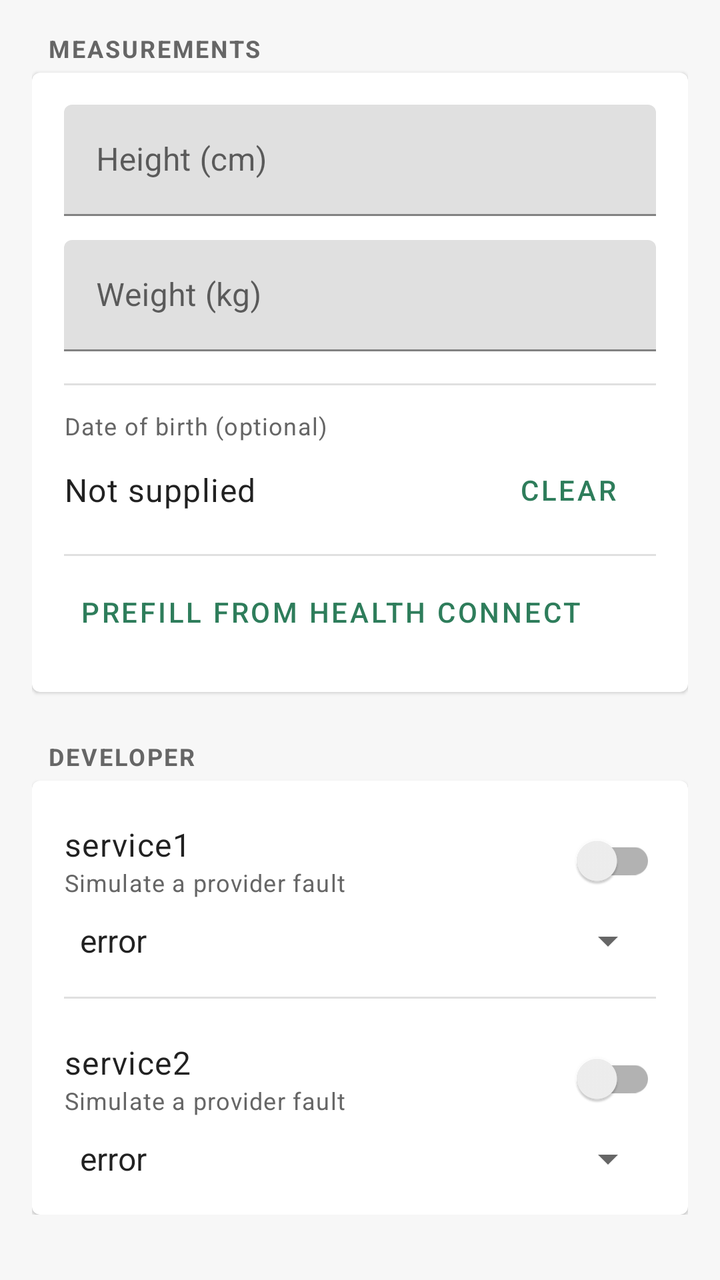
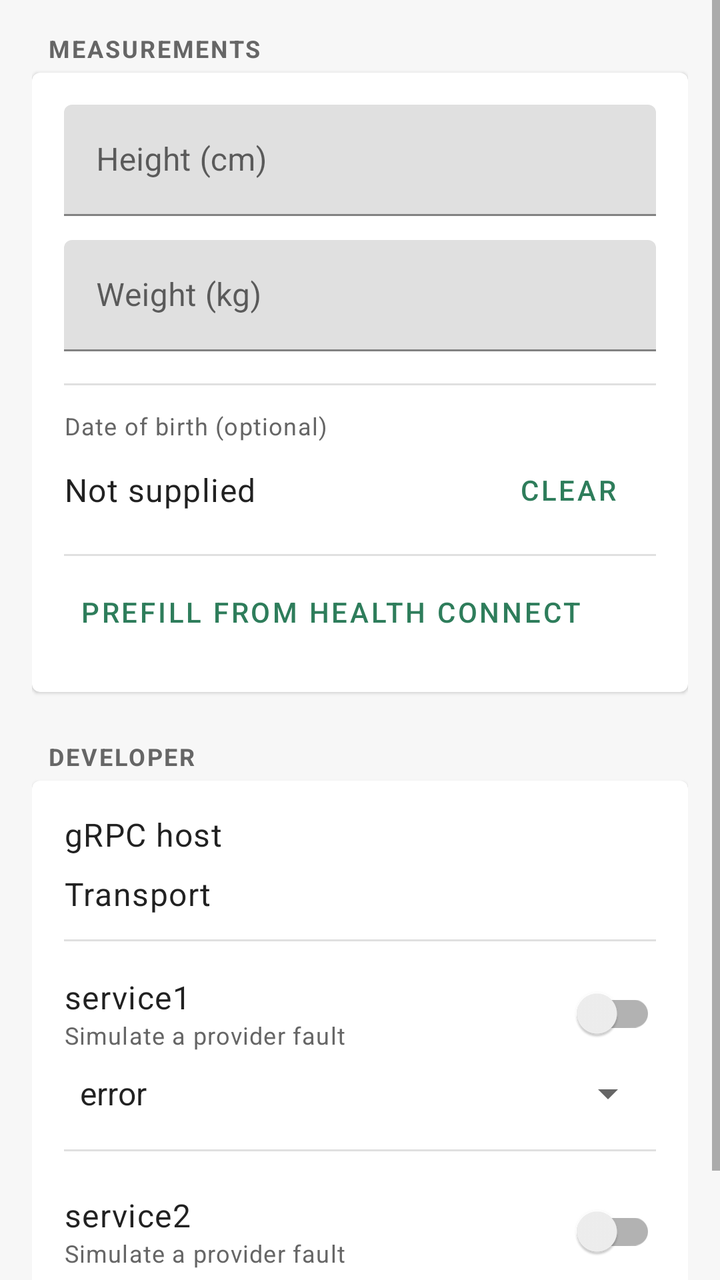

Two renders of the same Android screen: before a commit and after it. Below are the layout's source before the change and the commit's diff.
<!-- AndroidManifest.xml: application theme Theme.FunWithActivity -->
<!-- res/layout/fragment_profile.xml -->
<?xml version="1.0" encoding="utf-8"?>
<ScrollView xmlns:android="http://schemas.android.com/apk/res/android"
    xmlns:app="http://schemas.android.com/apk/res-auto"
    android:layout_width="match_parent"
    android:layout_height="match_parent">

    <LinearLayout
        android:layout_width="match_parent"
        android:layout_height="wrap_content"
        android:orientation="vertical"
        android:padding="16dp">

        
        <TextView
            android:layout_width="wrap_content"
            android:layout_height="wrap_content"
            android:layout_marginStart="8dp"
            android:layout_marginBottom="4dp"
            android:text="@string/profile_section_measurements"
            android:textColor="@color/colorTextMuted"
            android:textStyle="bold"
            android:textAppearance="?attr/textAppearanceCaption"
            android:letterSpacing="0.08" />

        <com.google.android.material.card.MaterialCardView
            android:layout_width="match_parent"
            android:layout_height="wrap_content"
            app:cardElevation="1dp">

            <LinearLayout
                android:layout_width="match_parent"
                android:layout_height="wrap_content"
                android:orientation="vertical"
                android:padding="16dp">

                <com.google.android.material.textfield.TextInputLayout
                    android:layout_width="match_parent"
                    android:layout_height="wrap_content"
                    android:hint="@string/label_height_cm">

                    <com.google.android.material.textfield.TextInputEditText
                        android:id="@+id/profile_height"
                        android:layout_width="match_parent"
                        android:layout_height="wrap_content"
                        android:inputType="numberDecimal" />
                </com.google.android.material.textfield.TextInputLayout>

                <com.google.android.material.textfield.TextInputLayout
                    android:layout_width="match_parent"
                    android:layout_height="wrap_content"
                    android:layout_marginTop="12dp"
                    android:hint="@string/label_weight_kg">

                    <com.google.android.material.textfield.TextInputEditText
                        android:id="@+id/profile_weight"
                        android:layout_width="match_parent"
                        android:layout_height="wrap_content"
                        android:inputType="numberDecimal" />
                </com.google.android.material.textfield.TextInputLayout>

                <com.google.android.material.divider.MaterialDivider
                    android:layout_width="match_parent"
                    android:layout_height="wrap_content"
                    android:layout_marginTop="16dp"
                    app:dividerColor="@color/colorDivider" />

                <TextView
                    android:layout_width="wrap_content"
                    android:layout_height="wrap_content"
                    android:layout_marginTop="12dp"
                    android:text="@string/label_birth_date"
                    android:textColor="@color/colorTextMuted"
                    android:textAppearance="?attr/textAppearanceCaption" />

                <LinearLayout
                    android:layout_width="match_parent"
                    android:layout_height="wrap_content"
                    android:orientation="horizontal"
                    android:gravity="center_vertical">

                    <TextView
                        android:id="@+id/profile_birth_date"
                        android:layout_width="0dp"
                        android:layout_height="wrap_content"
                        android:layout_weight="1"
                        android:paddingVertical="12dp"
                        android:text="@string/birth_date_hint"
                        android:textAppearance="?attr/textAppearanceBody1"
                        android:background="?android:attr/selectableItemBackground"
                        android:clickable="true"
                        android:focusable="true" />

                    <com.google.android.material.button.MaterialButton
                        android:id="@+id/profile_clear_birth_date"
                        style="@style/Widget.MaterialComponents.Button.TextButton"
                        android:layout_width="wrap_content"
                        android:layout_height="wrap_content"
                        android:text="@string/clear_birth_date" />
                </LinearLayout>

                <com.google.android.material.divider.MaterialDivider
                    android:layout_width="match_parent"
                    android:layout_height="wrap_content"
                    android:layout_marginTop="8dp"
                    app:dividerColor="@color/colorDivider" />

                <TextView
                    android:id="@+id/profile_health_connect_status"
                    android:layout_width="match_parent"
                    android:layout_height="wrap_content"
                    android:layout_marginTop="8dp"
                    android:textColor="@color/colorTextMuted"
                    android:visibility="gone" />

                <com.google.android.material.button.MaterialButton
                    android:id="@+id/profile_health_connect_button"
                    style="@style/Widget.MaterialComponents.Button.TextButton"
                    android:layout_width="wrap_content"
                    android:layout_height="wrap_content"
                    android:layout_marginTop="4dp"
                    android:text="@string/health_connect_prefill" />

            </LinearLayout>
        </com.google.android.material.card.MaterialCardView>

        
        <TextView
            android:layout_width="wrap_content"
            android:layout_height="wrap_content"
            android:layout_marginStart="8dp"
            android:layout_marginTop="24dp"
            android:layout_marginBottom="4dp"
            android:text="@string/profile_section_developer"
            android:textColor="@color/colorTextMuted"
            android:textStyle="bold"
            android:textAppearance="?attr/textAppearanceCaption"
            android:letterSpacing="0.08" />

        <com.google.android.material.card.MaterialCardView
            android:layout_width="match_parent"
            android:layout_height="wrap_content"
            app:cardElevation="1dp">

            <LinearLayout
                android:layout_width="match_parent"
                android:layout_height="wrap_content"
                android:orientation="vertical"
                android:padding="16dp">

                
                <LinearLayout
                    android:layout_width="match_parent"
                    android:layout_height="wrap_content"
                    android:orientation="horizontal"
                    android:gravity="center_vertical">

                    <LinearLayout
                        android:layout_width="0dp"
                        android:layout_height="wrap_content"
                        android:layout_weight="1"
                        android:orientation="vertical">

                        <TextView
                            android:id="@+id/profile_service1_label"
                            android:layout_width="wrap_content"
                            android:layout_height="wrap_content"
                            android:text="@string/profile_service1_name"
                            android:textAppearance="?attr/textAppearanceBody1" />

                        <TextView
                            android:layout_width="wrap_content"
                            android:layout_height="wrap_content"
                            android:text="@string/profile_fault_hint"
                            android:textColor="@color/colorTextMuted"
                            android:textAppearance="?attr/textAppearanceCaption" />
                    </LinearLayout>

                    <androidx.appcompat.widget.SwitchCompat
                        android:id="@+id/profile_service1_switch"
                        android:layout_width="wrap_content"
                        android:layout_height="wrap_content" />
                </LinearLayout>

                <Spinner
                    android:id="@+id/profile_service1_mode"
                    android:layout_width="match_parent"
                    android:layout_height="wrap_content"
                    android:layout_marginTop="4dp"
                    android:entries="@array/fault_modes" />

                <com.google.android.material.divider.MaterialDivider
                    android:layout_width="match_parent"
                    android:layout_height="wrap_content"
                    android:layout_marginVertical="16dp"
                    app:dividerColor="@color/colorDivider" />

                
                <LinearLayout
                    android:layout_width="match_parent"
                    android:layout_height="wrap_content"
                    android:orientation="horizontal"
                    android:gravity="center_vertical">

                    <LinearLayout
                        android:layout_width="0dp"
                        android:layout_height="wrap_content"
                        android:layout_weight="1"
                        android:orientation="vertical">

                        <TextView
                            android:id="@+id/profile_service2_label"
                            android:layout_width="wrap_content"
                            android:layout_height="wrap_content"
                            android:text="@string/profile_service2_name"
                            android:textAppearance="?attr/textAppearanceBody1" />

                        <TextView
                            android:layout_width="wrap_content"
                            android:layout_height="wrap_content"
                            android:text="@string/profile_fault_hint"
                            android:textColor="@color/colorTextMuted"
                            android:textAppearance="?attr/textAppearanceCaption" />
                    </LinearLayout>

                    <androidx.appcompat.widget.SwitchCompat
                        android:id="@+id/profile_service2_switch"
                        android:layout_width="wrap_content"
                        android:layout_height="wrap_content" />
                </LinearLayout>

                <Spinner
                    android:id="@+id/profile_service2_mode"
                    android:layout_width="match_parent"
                    android:layout_height="wrap_content"
                    android:layout_marginTop="4dp"
                    android:entries="@array/fault_modes" />

            </LinearLayout>
        </com.google.android.material.card.MaterialCardView>

    </LinearLayout>
</ScrollView>
<!-- resources referenced by this layout -->
<resources>
  <string-array name="fault_modes">
          <item>error</item>
          <item>timeout</item>
          <item>malformed</item>
      </string-array>
  <color name="colorDivider">#E0E0E0</color>
  <color name="colorTextMuted">#666666</color>
  <string name="birth_date_hint">Not supplied</string>
  <string name="clear_birth_date">Clear</string>
  <string name="health_connect_prefill">Prefill from Health Connect</string>
  <string name="label_birth_date">Date of birth (optional)</string>
  <string name="label_height_cm">Height (cm)</string>
  <string name="label_weight_kg">Weight (kg)</string>
  <string name="profile_fault_hint">Simulate a provider fault</string>
  <string name="profile_section_developer">DEVELOPER</string>
  <string name="profile_section_measurements">MEASUREMENTS</string>
  <string name="profile_service1_name">service1</string>
  <string name="profile_service2_name">service2</string>
  <style name="Theme.FunWithActivity" parent="Theme.MaterialComponents.Light.DarkActionBar">
          <item name="colorPrimary">@color/colorPrimary</item>
          <item name="colorPrimaryDark">@color/colorPrimaryDark</item>
          <item name="colorAccent">@color/colorAccent</item>
          <item name="android:windowBackground">@color/colorPageBg</item>
      </style>
  <color name="colorPrimary">#2E7D5B</color>
  <color name="colorPrimaryDark">#1B5E42</color>
  <color name="colorAccent">#F2A541</color>
  <color name="colorPageBg">#F7F7F7</color>
</resources>

<!-- the commit's change to res/layout/fragment_profile.xml (unified diff, before → after) -->
@@ -154,6 +154,58 @@
                     android:orientation="horizontal"
                     android:gravity="center_vertical">
 
+                    <TextView
+                        android:layout_width="wrap_content"
+                        android:layout_height="wrap_content"
+                        android:text="@string/profile_grpc_host"
+                        android:textAppearance="?attr/textAppearanceBody1" />
+
+                    <TextView
+                        android:id="@+id/profile_grpc_host_value"
+                        android:layout_width="0dp"
+                        android:layout_height="wrap_content"
+                        android:layout_weight="1"
+                        android:gravity="end"
+                        android:textColor="@color/colorTextMuted"
+                        android:textAppearance="?attr/textAppearanceBody1" />
+                </LinearLayout>
+
+                <LinearLayout
+                    android:layout_width="match_parent"
+                    android:layout_height="wrap_content"
+                    android:orientation="horizontal"
+                    android:gravity="center_vertical"
+                    android:layout_marginTop="8dp">
+
+                    <TextView
+                        android:layout_width="wrap_content"
+                        android:layout_height="wrap_content"
+                        android:text="@string/profile_grpc_transport"
+                        android:textAppearance="?attr/textAppearanceBody1" />
+
+                    <TextView
+                        android:id="@+id/profile_grpc_transport_value"
+                        android:layout_width="0dp"
+                        android:layout_height="wrap_content"
+                        android:layout_weight="1"
+                        android:gravity="end"
+                        android:textColor="@color/colorTextMuted"
+                        android:textAppearance="?attr/textAppearanceBody1" />
+                </LinearLayout>
+
+                <com.google.android.material.divider.MaterialDivider
+                    android:layout_width="match_parent"
+                    android:layout_height="wrap_content"
+                    android:layout_marginVertical="12dp"
+                    app:dividerColor="@color/colorDivider" />
+
+                
+                <LinearLayout
+                    android:layout_width="match_parent"
+                    android:layout_height="wrap_content"
+                    android:orientation="horizontal"
+                    android:gravity="center_vertical">
+
                     <LinearLayout
                         android:layout_width="0dp"
                         android:layout_height="wrap_content"
<!-- resource entries referenced after the edit -->
@@ -14,6 +14,8 @@
   <string name="label_height_cm">Height (cm)</string>
   <string name="label_weight_kg">Weight (kg)</string>
   <string name="profile_fault_hint">Simulate a provider fault</string>
+  <string name="profile_grpc_host">gRPC host</string>
+  <string name="profile_grpc_transport">Transport</string>
   <string name="profile_section_developer">DEVELOPER</string>
   <string name="profile_section_measurements">MEASUREMENTS</string>
   <string name="profile_service1_name">service1</string>
